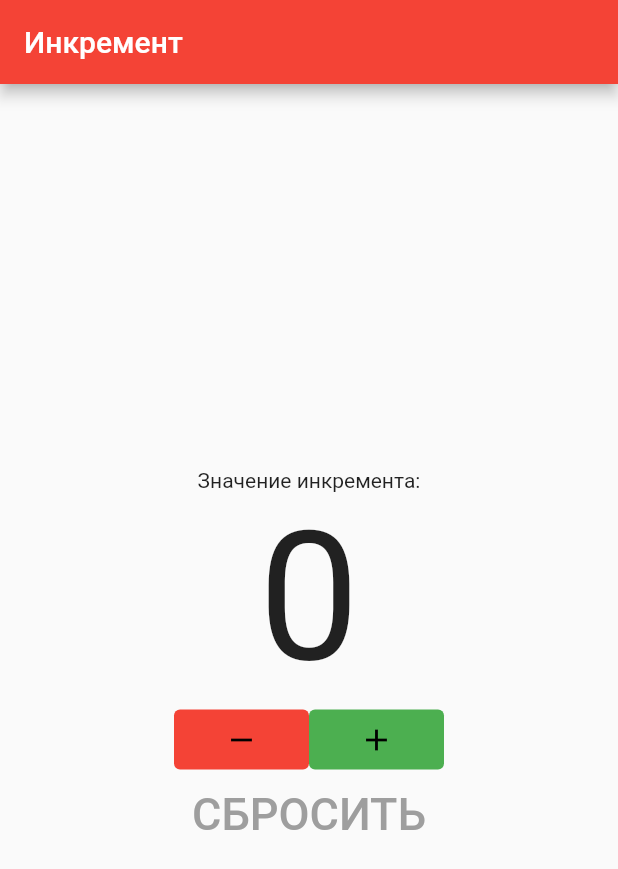
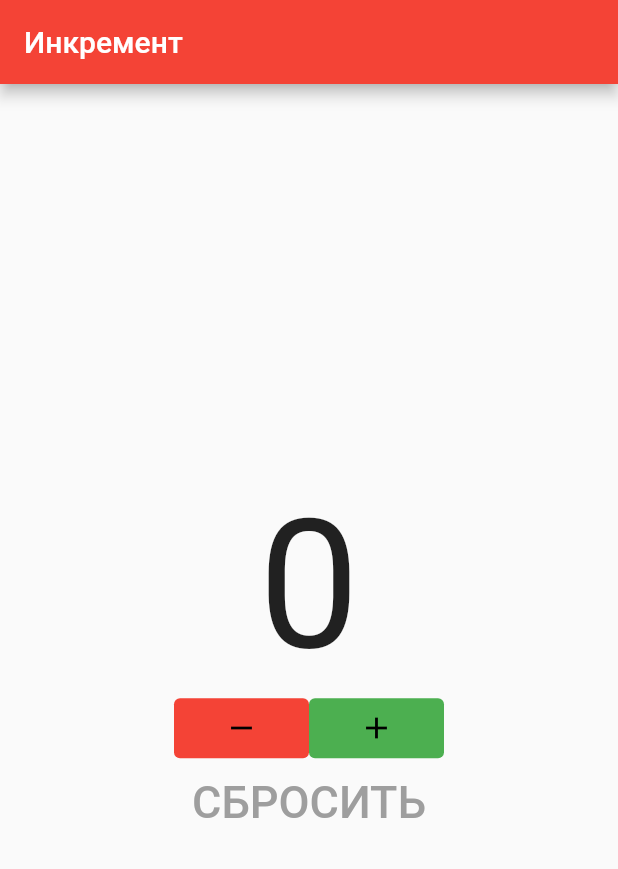
Before and after one commit to Nikeshhh/Mobile-Dev-Labs, a Flutter app: the screen it shows after launch, on a phone screen of 412 x 824 dp. Shown: the top 869 px of the screen. Run offline on Flutter 3.47's test engine with Material 2 defaults, Android fonts, the phone set to English and light mode, and no system bars.

Commit message:
Initial commit to work branch

```diff
--- a/lab_1/lib/main.dart
+++ b/lab_1/lib/main.dart
@@ -59,8 +59,11 @@ class _MyHomePageState extends State<MyHomePage> {
         child: Column(
           mainAxisAlignment: MainAxisAlignment.center,
           children: <Widget>[
-            const Text(
+            Text(
               'Значение инкремента:',
+              style: TextStyle(
+                fontSize: _counter.toDouble()
+              ),
             ),
             Text(
               '$_counter',
@@ -93,6 +96,9 @@ class _MyHomePageState extends State<MyHomePage> {
             ),
             TextButton(
               onPressed: _setDefault,
+              style: TextButton.styleFrom(
+                  splashFactory: NoSplash.splashFactory
+              ),
               child: const Text(
                 'СБРОСИТЬ',
                 style: TextStyle(
```
